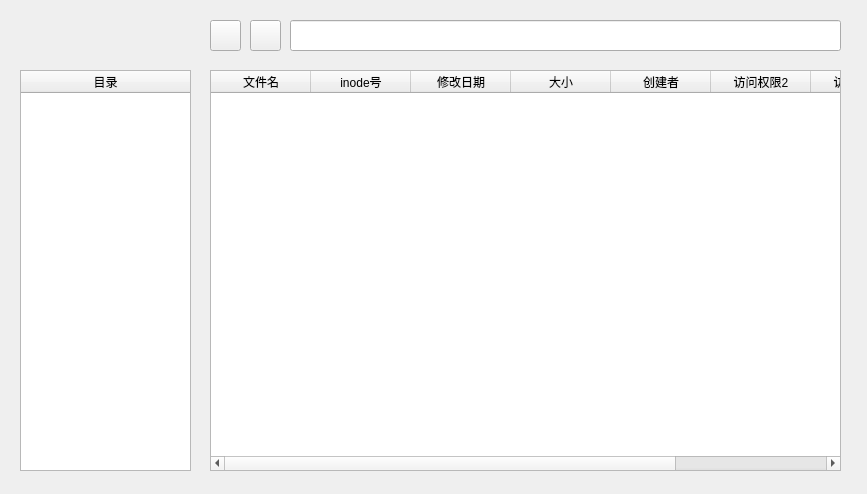
Before: the Qt Designer form widget_catalog.ui in puzzledsky/os-course-design, drawn with Qt 5.
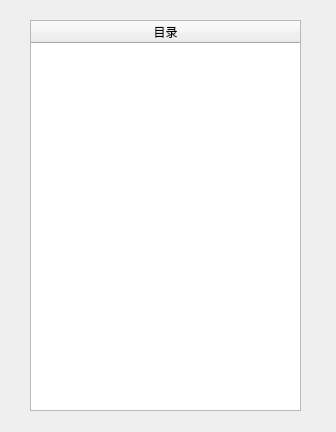
After: the same form once the commit is applied. Icons and pictures are not drawn.

Commit message: 目录查看修改

What changed in the file:
```diff
--- a/widget_catalog.ui
+++ b/widget_catalog.ui
@@ -6,8 +6,8 @@
    <rect>
     <x>0</x>
     <y>0</y>
-    <width>867</width>
-    <height>494</height>
+    <width>336</width>
+    <height>432</height>
    </rect>
   </property>
   <property name="focusPolicy">
@@ -19,10 +19,10 @@
   <widget class="QTreeWidget" name="treeWidget">
    <property name="geometry">
     <rect>
-     <x>20</x>
-     <y>70</y>
-     <width>171</width>
-     <height>401</height>
+     <x>30</x>
+     <y>20</y>
+     <width>271</width>
+     <height>391</height>
     </rect>
    </property>
    <property name="focusPolicy">
@@ -43,110 +43,6 @@
     </property>
    </column>
   </widget>
-  <widget class="QTableWidget" name="table_file">
-   <property name="geometry">
-    <rect>
-     <x>210</x>
-     <y>70</y>
-     <width>631</width>
-     <height>401</height>
-    </rect>
-   </property>
-   <property name="focusPolicy">
-    <enum>Qt::NoFocus</enum>
-   </property>
-   <attribute name="verticalHeaderMinimumSectionSize">
-    <number>15</number>
-   </attribute>
-   <column>
-    <property name="text">
-     <string>文件名</string>
-    </property>
-   </column>
-   <column>
-    <property name="text">
-     <string>inode号</string>
-    </property>
-   </column>
-   <column>
-    <property name="text">
-     <string>修改日期</string>
-    </property>
-   </column>
-   <column>
-    <property name="text">
-     <string>大小</string>
-    </property>
-   </column>
-   <column>
-    <property name="text">
-     <string>创建者</string>
-    </property>
-   </column>
-   <column>
-    <property name="text">
-     <string>访问权限2</string>
-    </property>
-   </column>
-   <column>
-    <property name="text">
-     <string>访问权限1</string>
-    </property>
-   </column>
-   <column>
-    <property name="text">
-     <string/>
-    </property>
-   </column>
-  </widget>
-  <widget class="QLineEdit" name="lineEdit">
-   <property name="geometry">
-    <rect>
-     <x>290</x>
-     <y>20</y>
-     <width>551</width>
-     <height>31</height>
-    </rect>
-   </property>
-   <property name="focusPolicy">
-    <enum>Qt::NoFocus</enum>
-   </property>
-  </widget>
-  <widget class="QPushButton" name="pushButton">
-   <property name="geometry">
-    <rect>
-     <x>210</x>
-     <y>20</y>
-     <width>31</width>
-     <height>31</height>
-    </rect>
-   </property>
-   <property name="styleSheet">
-    <string notr="true">border-image: url(:/arrow/upward_green.ico);
-border-image: url(:/arrow/arrow_up_blue.ico);</string>
-   </property>
-   <property name="text">
-    <string/>
-   </property>
-  </widget>
-  <widget class="QPushButton" name="pushButton_2">
-   <property name="geometry">
-    <rect>
-     <x>250</x>
-     <y>20</y>
-     <width>31</width>
-     <height>31</height>
-    </rect>
-   </property>
-   <property name="styleSheet">
-    <string notr="true">
-border-image: url(:/arrow/forward_green.ico);
-border-image: url(:/arrow/arrow_right_bluet.ico);</string>
-   </property>
-   <property name="text">
-    <string/>
-   </property>
-  </widget>
  </widget>
  <tabstops>
   <tabstop>treeWidget</tabstop>
```
The commit also changes 4 other files.
